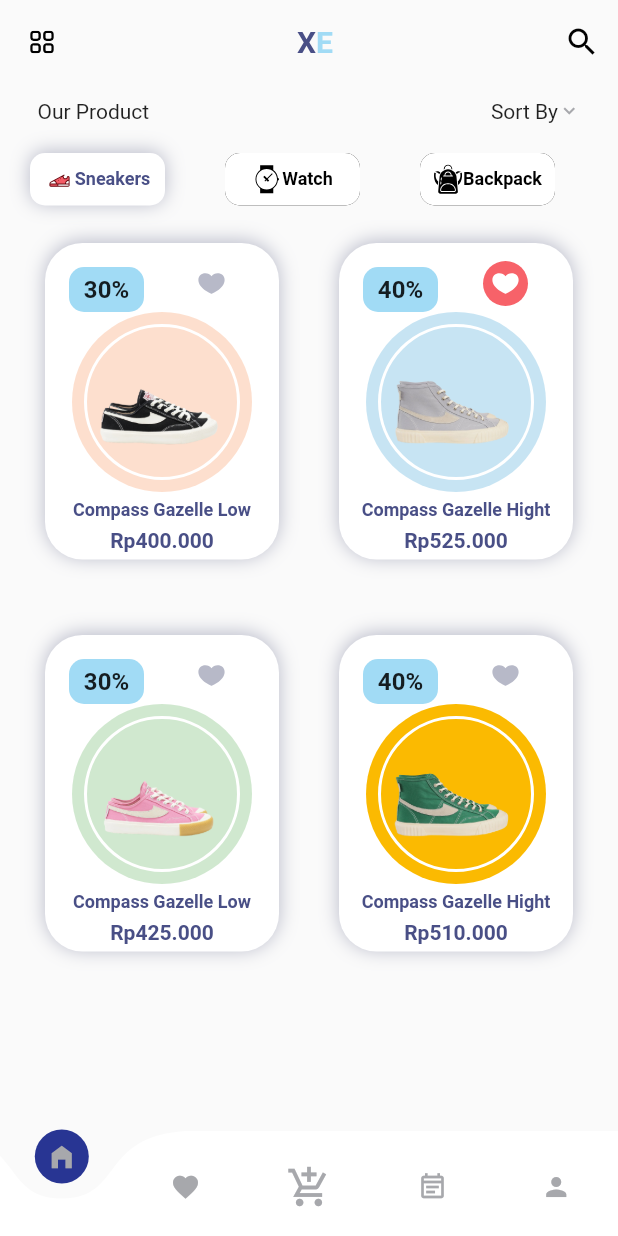
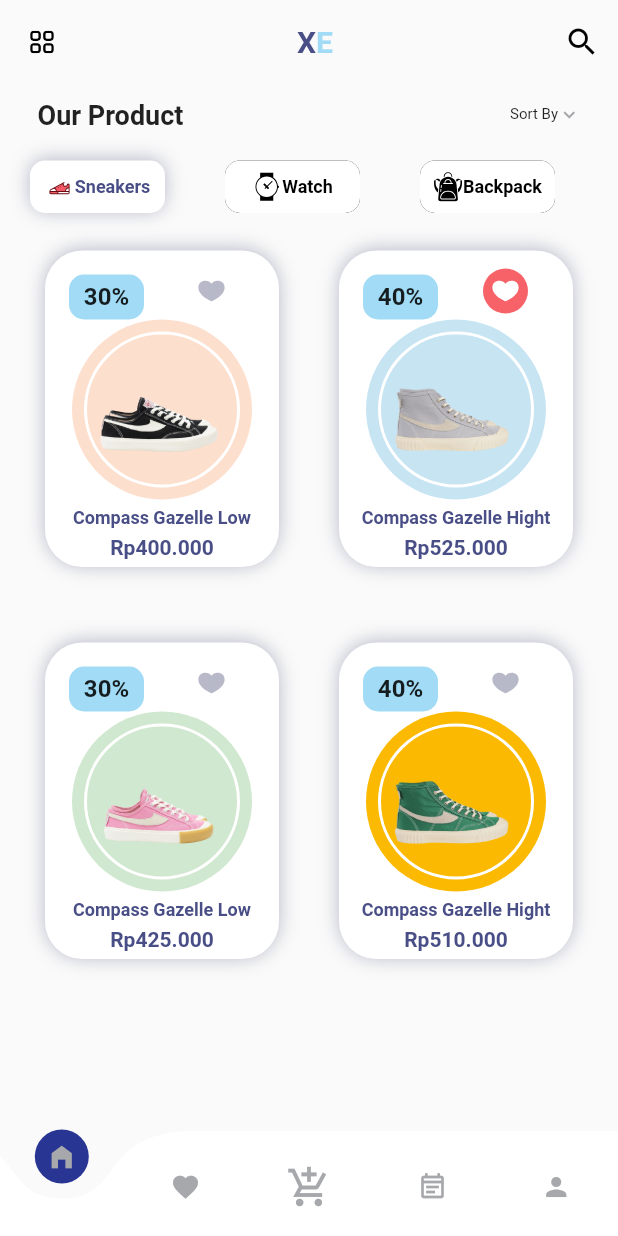
Before and after one commit to taufiqjack/shoesApp, a Flutter app: the screen it shows after launch, on a phone screen of 412 x 824 dp. Run offline on Flutter 3.47's test engine with Material 2 defaults, Android fonts, the phone set to English and light mode, and no system bars; drawn by our look-alikes of curved_navigation_bar; our stand-ins replace flutter_svg.

Commit message:
change widget title

```diff
--- a/lib/widgets/ProductSection.dart
+++ b/lib/widgets/ProductSection.dart
@@ -11,11 +11,22 @@ Widget buildProduct() {
     ),
     child: Row(
       children: [
-        Text("Our Product "),
+        Text(
+          "Our Product",
+          style: TextStyle(
+            fontSize: 18,
+            fontWeight: FontWeight.bold,
+          ),
+        ),
         Expanded(
           child: Container(),
         ),
-        Text("Sort By"),
+        Text(
+          "Sort By",
+          style: TextStyle(
+            fontSize: 10,
+          ),
+        ),
         Icon(
           Icons.keyboard_arrow_down,
           size: 15,
```
